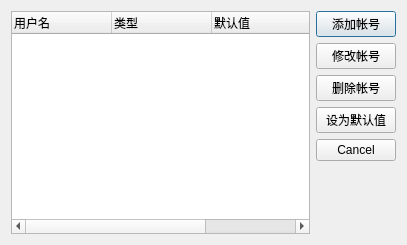
Qt form ui/accountdialog.ui (tlightsky/openkeeper) before a commit.
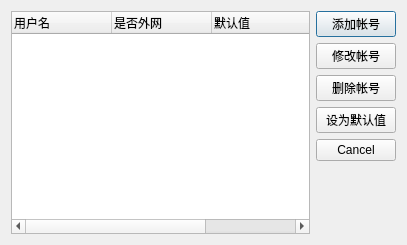
The same form after that commit.

Patch:
```diff
--- a/ui/accountdialog.ui
+++ b/ui/accountdialog.ui
@@ -74,7 +74,7 @@
      </column>
      <column>
       <property name="text">
-       <string>类型</string>
+       <string>是否外网</string>
       </property>
      </column>
      <column>
```
Left out of the diff: 17 changed lines with no effect on the pictures.
